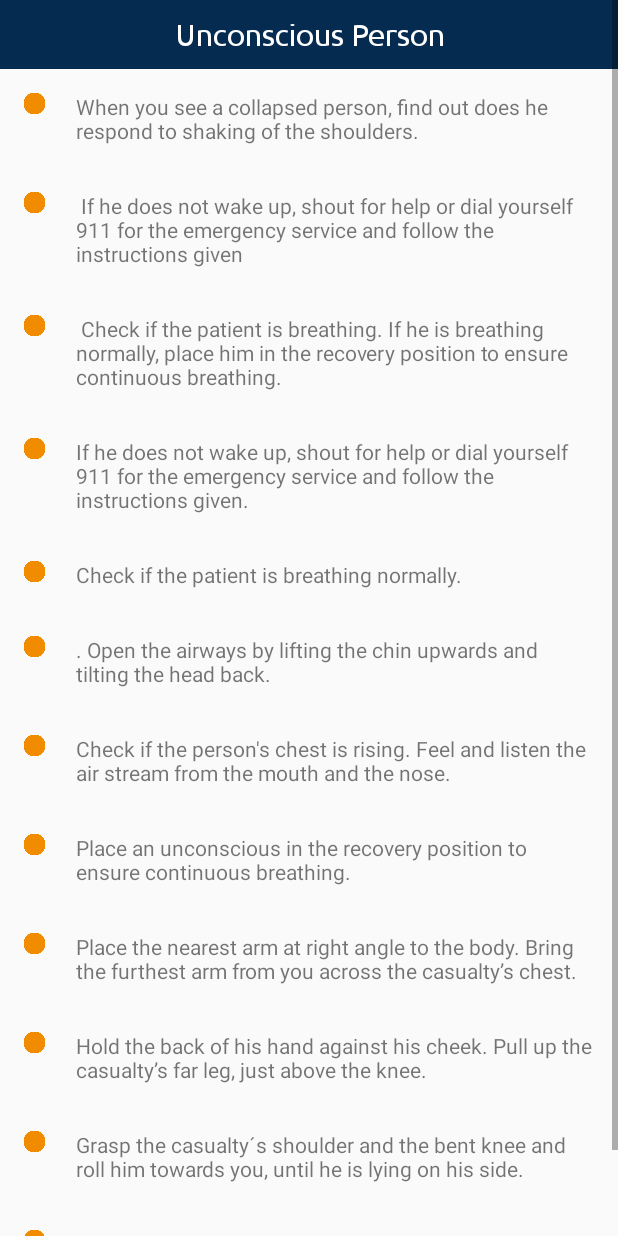
After one commit to jade-yu/Ready-Set-GO, an Android app: the layout activity_unconscious.xml on its own in the app's theme, with its tools: preview values and no code run, on a phone screen of 412 x 824 dp. The commit adds this screen. Run offline under Robolectric (Android 15) with nearby library versions, the phone set to English and light mode, and no system bars.

```diff
--- a/app/src/main/java/ph/edu/dlsu/uhack/UnconsciousActivity.java
+++ b/app/src/main/java/ph/edu/dlsu/uhack/UnconsciousActivity.java
@@ -9,5 +9,7 @@ public class UnconsciousActivity extends AppCompatActivity {
     protected void onCreate(Bundle savedInstanceState) {
         super.onCreate(savedInstanceState);
         setContentView(R.layout.activity_unconscious);
+
+
     }
 }
--- /dev/null
+++ b/app/src/main/res/layout/activity_unconscious.xml
@@ -0,0 +1,266 @@
+<?xml version="1.0" encoding="utf-8"?>
+<ScrollView xmlns:android="http://schemas.android.com/apk/res/android"
+    xmlns:app="http://schemas.android.com/apk/res-auto"
+    xmlns:tools="http://schemas.android.com/tools"
+    android:layout_width="match_parent"
+    android:layout_height="match_parent"
+    tools:context=".UnconsciousActivity">
+
+    <LinearLayout
+        android:layout_width="match_parent"
+        android:layout_height="match_parent"
+        android:orientation="vertical">
+
+        <LinearLayout
+            android:layout_width="match_parent"
+            android:layout_height="wrap_content"
+            android:orientation="horizontal">
+
+            <TextView
+                android:id="@+id/tv_category"
+                android:layout_width="match_parent"
+                android:layout_height="wrap_content"
+                android:text="Unconscious Person"
+                android:textSize="20sp"
+                android:gravity="center"
+                android:textColor="#ffffff"
+                android:background="#052c50"
+                android:fontFamily="@font/ubuntu"
+                android:padding="11dp"
+                android:elevation="5dp"/>
+
+
+        </LinearLayout>
+
+        <LinearLayout
+            android:layout_width="wrap_content"
+            android:layout_height="wrap_content"
+            android:orientation="horizontal"
+            android:padding = "15dp">
+
+            <ImageView
+                android:layout_width="15dp"
+                android:layout_height="15dp"
+                android:layout_marginRight="20dp"
+                android:background="@drawable/bullet"/>
+
+            <TextView
+                android:layout_width="wrap_content"
+                android:layout_height="wrap_content"
+                android:text="When you see a collapsed person, find out does he respond to shaking of the shoulders."/>
+
+        </LinearLayout>
+
+        <LinearLayout
+            android:layout_width="wrap_content"
+            android:layout_height="wrap_content"
+            android:orientation="horizontal"
+            android:padding = "15dp">
+
+            <ImageView
+                android:layout_width="15dp"
+                android:layout_height="15dp"
+                android:layout_marginRight="20dp"
+                android:background="@drawable/bullet"/>
+
+            <TextView
+                android:layout_width="wrap_content"
+                android:layout_height="wrap_content"
+                android:text=" If he does not wake up, shout for help or dial yourself 911 for the emergency service and follow the instructions given"/>
+
+        </LinearLayout>
+
+        <LinearLayout
+            android:layout_width="wrap_content"
+            android:layout_height="wrap_content"
+            android:orientation="horizontal"
+            android:padding = "15dp">
+
+            <ImageView
+                android:layout_width="15dp"
+                android:layout_height="15dp"
+                android:layout_marginRight="20dp"
+                android:background="@drawable/bullet"/>
+
+            <TextView
+                android:layout_width="wrap_content"
+                android:layout_height="wrap_content"
+                android:text=" Check if the patient is breathing. If he is breathing normally, place him in the recovery position to ensure continuous breathing."/>
+
+        </LinearLayout>
+
+        <LinearLayout
+            android:layout_width="wrap_content"
+            android:layout_height="wrap_content"
+            android:orientation="horizontal"
+            android:padding = "15dp">
+
+            <ImageView
+                android:layout_width="15dp"
+                android:layout_height="15dp"
+                android:layout_marginRight="20dp"
+                android:background="@drawable/bullet"/>
+
+            <TextView
+                android:layout_width="wrap_content"
+                android:layout_height="wrap_content"
+                android:text="If he does not wake up, shout for help or dial yourself 911 for the emergency service and follow the instructions given. "/>
+
+        </LinearLayout>
+
+        <LinearLayout
+            android:layout_width="wrap_content"
+            android:layout_height="wrap_content"
+            android:orientation="horizontal"
+            android:padding = "15dp">
+
+            <ImageView
+                android:layout_width="15dp"
+                android:layout_height="15dp"
+                android:layout_marginRight="20dp"
+                android:background="@drawable/bullet"/>
+
+            <TextView
+                android:layout_width="wrap_content"
+                android:layout_height="wrap_content"
+                android:text="Check if the patient is breathing normally."/>
+
+        </LinearLayout>
+
+        <LinearLayout
+            android:layout_width="wrap_content"
+            android:layout_height="wrap_content"
+            android:orientation="horizontal"
+            android:padding = "15dp">
+
+            <ImageView
+                android:layout_width="15dp"
+                android:layout_height="15dp"
+                android:layout_marginRight="20dp"
+                android:background="@drawable/bullet"/>
+
+            <TextView
+                android:layout_width="wrap_content"
+                android:layout_height="wrap_content"
+                android:text=". Open the airways by lifting the chin upwards and tilting the head back."/>
+
+        </LinearLayout>
+
+        <LinearLayout
+            android:layout_width="wrap_content"
+            android:layout_height="wrap_content"
+            android:orientation="horizontal"
+            android:padding = "15dp">
+
+            <ImageView
+                android:layout_width="15dp"
+                android:layout_height="15dp"
+                android:layout_marginRight="20dp"
+                android:background="@drawable/bullet"/>
+
+            <TextView
+                android:layout_width="wrap_content"
+                android:layout_height="wrap_content"
+                android:text="Check if the person's chest is rising. Feel and listen the air stream from the mouth and the nose."/>
+
+        </LinearLayout>
+
+        <LinearLayout
+            android:layout_width="wrap_content"
+            android:layout_height="wrap_content"
+            android:orientation="horizontal"
+            android:padding = "15dp">
+
+            <ImageView
+                android:layout_width="15dp"
+                android:layout_height="15dp"
+                android:layout_marginRight="20dp"
+                android:background="@drawable/bullet"/>
+
+            <TextView
+                android:layout_width="wrap_content"
+                android:layout_height="wrap_content"
+                android:text="Place an unconscious in the recovery position to ensure continuous breathing."/>
+
+        </LinearLayout>
+
+        <LinearLayout
+            android:layout_width="wrap_content"
+            android:layout_height="wrap_content"
+            android:orientation="horizontal"
+            android:padding = "15dp">
+
+            <ImageView
+                android:layout_width="15dp"
+                android:layout_height="15dp"
+                android:layout_marginRight="20dp"
+                android:background="@drawable/bullet"/>
+
+            <TextView
+                android:layout_width="wrap_content"
+                android:layout_height="wrap_content"
+                android:text="Place the nearest arm at right angle to the body. Bring the furthest arm from you across the casualty’s chest."/>
+
+        </LinearLayout>
+
+        <LinearLayout
+            android:layout_width="wrap_content"
+            android:layout_height="wrap_content"
+            android:orientation="horizontal"
+            android:padding = "15dp">
+
+            <ImageView
+                android:layout_width="15dp"
+                android:layout_height="15dp"
+                android:layout_marginRight="20dp"
+                android:background="@drawable/bullet"/>
+
+            <TextView
+                android:layout_width="wrap_content"
+                android:layout_height="wrap_content"
+                android:text="Hold the back of his hand against his cheek. Pull up the casualty’s far leg, just above the knee. "/>
+
+        </LinearLayout>
+
+        <LinearLayout
+            android:layout_width="wrap_content"
+            android:layout_height="wrap_content"
+            android:orientation="horizontal"
+            android:padding = "15dp">
+
+            <ImageView
+                android:layout_width="15dp"
+                android:layout_height="15dp"
+                android:layout_marginRight="20dp"
+                android:background="@drawable/bullet"/>
+
+            <TextView
+                android:layout_width="wrap_content"
+                android:layout_height="wrap_content"
+                android:text="Grasp the casualty´s shoulder and the bent knee and roll him towards you, until he is lying on his side. "/>
+
+        </LinearLayout>
+
+        <LinearLayout
+            android:layout_width="wrap_content"
+            android:layout_height="wrap_content"
+            android:orientation="horizontal"
+            android:padding = "15dp">
+
+            <ImageView
+                android:layout_width="15dp"
+                android:layout_height="15dp"
+                android:layout_marginRight="20dp"
+                android:background="@drawable/bullet"/>
+
+            <TextView
+                android:layout_width="wrap_content"
+                android:layout_height="wrap_content"
+                android:text="Keep head tilted so that airway remains open. Ensure the airway is open, also for eventual wakening, until professional helpers arrive."/>
+
+        </LinearLayout>
+
+    </LinearLayout>
+
+
+</ScrollView>
```
Also changed, not shown: app/src/main/res/layout/activity_burn.xml (added, +118 -0 lines).
